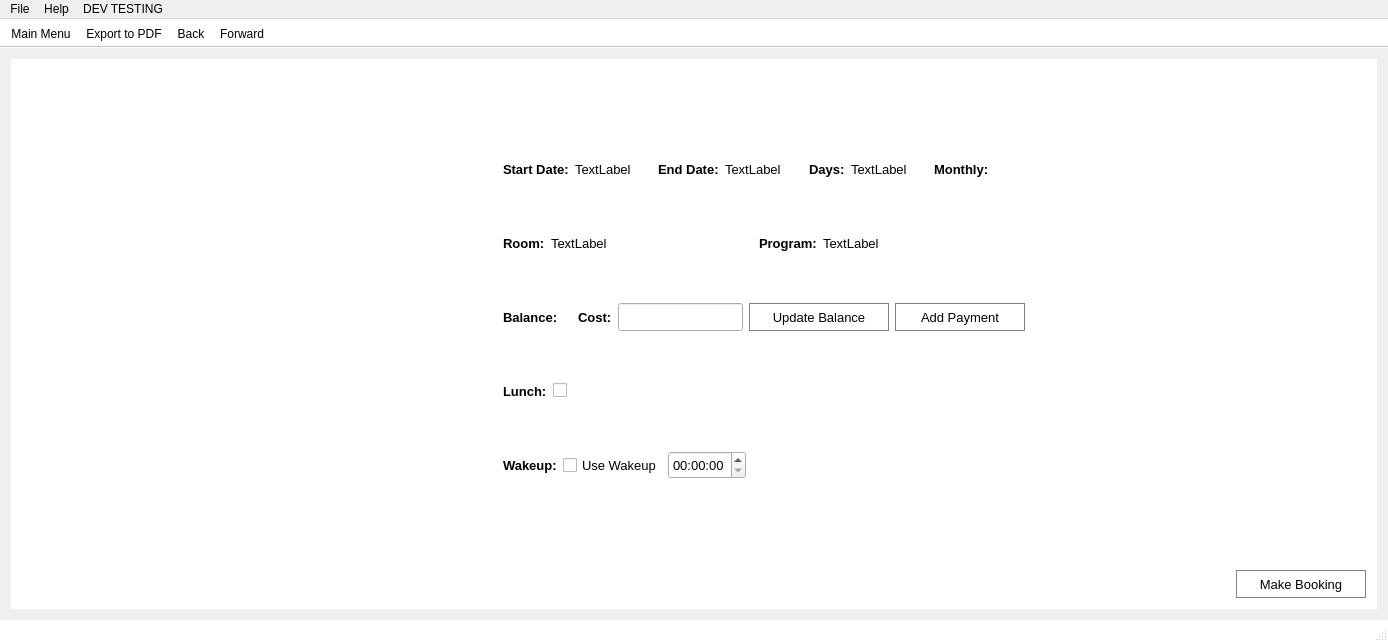
Before: the Qt Designer form ArcApp/mainwindow.ui in Arc-Project/Arc, drawn with Qt 5.
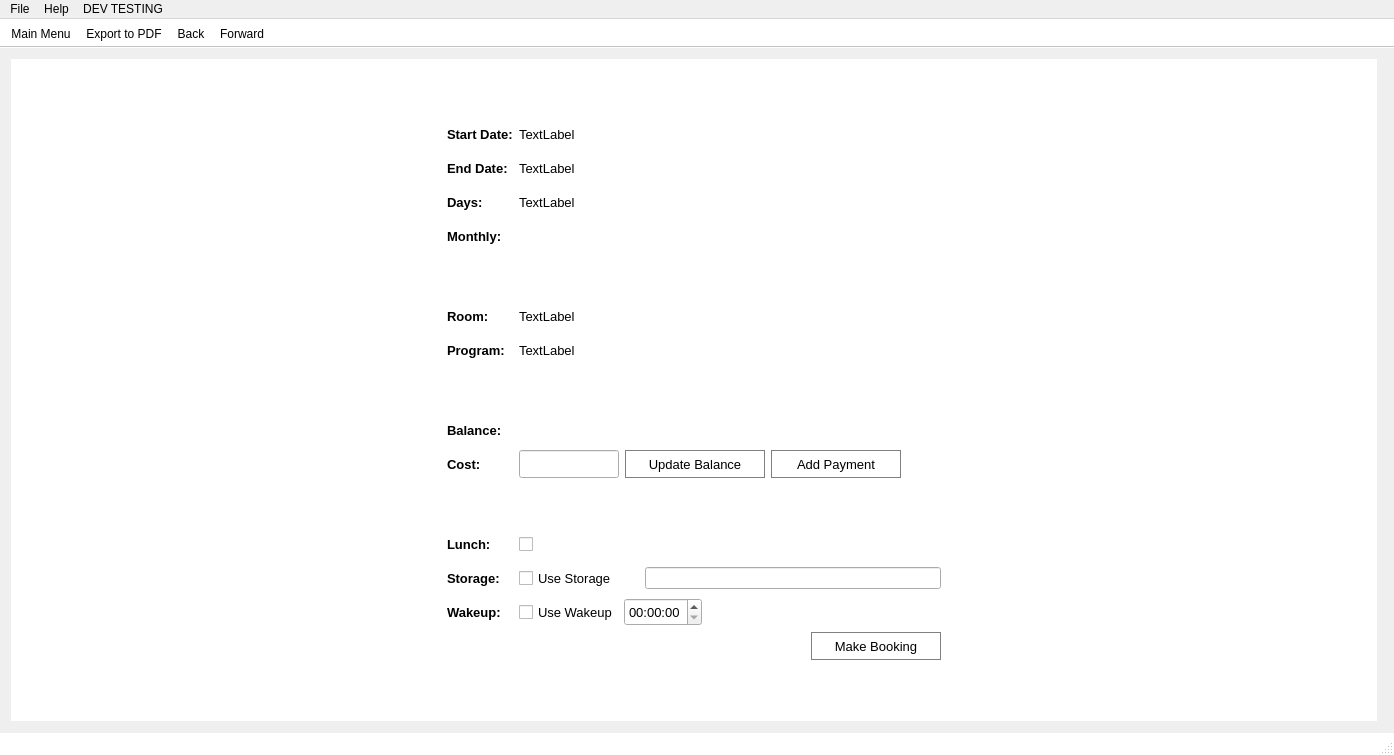
After: the same form once the commit is applied. Icons and pictures are not drawn.

```diff
--- a/ArcApp/mainwindow.ui
+++ b/ArcApp/mainwindow.ui
@@ -6,8 +6,8 @@
    <rect>
     <x>0</x>
     <y>0</y>
-    <width>1388</width>
-    <height>642</height>
+    <width>1394</width>
+    <height>755</height>
    </rect>
   </property>
   <property name="windowTitle">
@@ -104,9 +104,15 @@
 </string>
   </property>
   <widget class="QWidget" name="centralWidget">
-   <layout class="QGridLayout" name="gridLayout_6">
-    <item row="0" column="1">
      <widget class="QStackedWidget" name="stackedWidget">
+    <property name="geometry">
+     <rect>
+      <x>11</x>
+      <y>11</y>
+      <width>1366</width>
+      <height>662</height>
+     </rect>
+    </property>
       <property name="currentIndex">
        <number>3</number>
       </property>
@@ -843,14 +849,23 @@
        <zorder>horizontalSpacer_13</zorder>
       </widget>
       <widget class="QWidget" name="bookingPage">
-       <layout class="QGridLayout" name="gridLayout_22">
+     <layout class="QGridLayout" name="gridLayout_6">
+      <item row="1" column="0">
+       <spacer name="horizontalSpacer_17">
+        <property name="orientation">
+         <enum>Qt::Horizontal</enum>
+        </property>
+        <property name="sizeHint" stdset="0">
+         <size>
+          <width>40</width>
+          <height>20</height>
+         </size>
+        </property>
+       </spacer>
+      </item>
         <item row="1" column="1">
-         <layout class="QVBoxLayout" name="verticalLayout_13">
-          <item>
-           <layout class="QHBoxLayout" name="horizontalLayout_43">
-            <item>
-             <layout class="QHBoxLayout" name="horizontalLayout_23">
-              <item>
+       <layout class="QFormLayout" name="formLayout_11">
+        <item row="0" column="0">
                <widget class="QLabel" name="label_3">
                 <property name="minimumSize">
                  <size>
@@ -870,7 +885,7 @@
                 </property>
                </widget>
               </item>
-              <item>
+        <item row="0" column="1">
                <widget class="QLabel" name="startLabel">
                 <property name="minimumSize">
                  <size>
@@ -888,24 +903,7 @@
                 </property>
                </widget>
               </item>
-             </layout>
-            </item>
-            <item>
-             <spacer name="horizontalSpacer_16">
-              <property name="orientation">
-               <enum>Qt::Horizontal</enum>
-              </property>
-              <property name="sizeHint" stdset="0">
-               <size>
-                <width>40</width>
-                <height>20</height>
-               </size>
-              </property>
-             </spacer>
-            </item>
-            <item>
-             <layout class="QHBoxLayout" name="horizontalLayout_24">
-              <item>
+        <item row="1" column="0">
                <widget class="QLabel" name="label_7">
                 <property name="minimumSize">
                  <size>
@@ -925,7 +923,7 @@
                 </property>
                </widget>
               </item>
-              <item>
+        <item row="1" column="1">
                <widget class="QLabel" name="endLabel">
                 <property name="minimumSize">
                  <size>
@@ -943,24 +941,7 @@
                 </property>
                </widget>
               </item>
-             </layout>
-            </item>
-            <item>
-             <spacer name="horizontalSpacer_17">
-              <property name="orientation">
-               <enum>Qt::Horizontal</enum>
-              </property>
-              <property name="sizeHint" stdset="0">
-               <size>
-                <width>40</width>
-                <height>20</height>
-               </size>
-              </property>
-             </spacer>
-            </item>
-            <item>
-             <layout class="QHBoxLayout" name="horizontalLayout_25">
-              <item>
+        <item row="2" column="0">
                <widget class="QLabel" name="label_17">
                 <property name="minimumSize">
                  <size>
@@ -980,7 +961,7 @@
                 </property>
                </widget>
               </item>
-              <item>
+        <item row="2" column="1">
                <widget class="QLabel" name="lengthOfStayLabel">
                 <property name="sizePolicy">
                  <sizepolicy hsizetype="Minimum" vsizetype="Preferred">
@@ -1004,24 +985,7 @@
                 </property>
                </widget>
               </item>
-             </layout>
-            </item>
-            <item>
-             <spacer name="horizontalSpacer_23">
-              <property name="orientation">
-               <enum>Qt::Horizontal</enum>
-              </property>
-              <property name="sizeHint" stdset="0">
-               <size>
-                <width>40</width>
-                <height>20</height>
-               </size>
-              </property>
-             </spacer>
-            </item>
-            <item>
-             <layout class="QHBoxLayout" name="horizontalLayout_26">
-              <item>
+        <item row="3" column="0">
                <widget class="QLabel" name="label_18">
                 <property name="minimumSize">
                  <size>
@@ -1041,7 +1005,7 @@
                 </property>
                </widget>
               </item>
-              <item>
+        <item row="3" column="1">
                <widget class="QLabel" name="monthLabel">
                 <property name="minimumSize">
                  <size>
@@ -1059,25 +1023,8 @@
                 </property>
                </widget>
               </item>
-             </layout>
-            </item>
-            <item>
-             <spacer name="horizontalSpacer_24">
-              <property name="orientation">
-               <enum>Qt::Horizontal</enum>
-              </property>
-              <property name="sizeHint" stdset="0">
-               <size>
-                <width>40</width>
-                <height>20</height>
-               </size>
-              </property>
-             </spacer>
-            </item>
-           </layout>
-          </item>
-          <item>
-           <spacer name="verticalSpacer_11">
+        <item row="4" column="0">
+         <spacer name="verticalSpacer_7">
             <property name="orientation">
              <enum>Qt::Vertical</enum>
             </property>
@@ -1089,11 +1036,7 @@
             </property>
            </spacer>
           </item>
-          <item>
-           <layout class="QHBoxLayout" name="horizontalLayout_44">
-            <item>
-             <layout class="QHBoxLayout" name="horizontalLayout_35">
-              <item>
+        <item row="5" column="0">
                <widget class="QLabel" name="label_11">
                 <property name="minimumSize">
                  <size>
@@ -1113,7 +1056,7 @@
                 </property>
                </widget>
               </item>
-              <item>
+        <item row="5" column="1">
                <widget class="QLabel" name="roomLabel">
                 <property name="minimumSize">
                  <size>
@@ -1131,24 +1074,7 @@
                 </property>
                </widget>
               </item>
-             </layout>
-            </item>
-            <item>
-             <spacer name="horizontalSpacer_28">
-              <property name="orientation">
-               <enum>Qt::Horizontal</enum>
-              </property>
-              <property name="sizeHint" stdset="0">
-               <size>
-                <width>40</width>
-                <height>20</height>
-               </size>
-              </property>
-             </spacer>
-            </item>
-            <item>
-             <layout class="QHBoxLayout" name="horizontalLayout_36">
-              <item>
+        <item row="6" column="0">
                <widget class="QLabel" name="label_15">
                 <property name="minimumSize">
                  <size>
@@ -1168,7 +1094,7 @@
                 </property>
                </widget>
               </item>
-              <item>
+        <item row="6" column="1">
                <widget class="QLabel" name="programLabel">
                 <property name="minimumSize">
                  <size>
@@ -1186,25 +1112,8 @@
                 </property>
                </widget>
               </item>
-             </layout>
-            </item>
-            <item>
-             <spacer name="horizontalSpacer_27">
-              <property name="orientation">
-               <enum>Qt::Horizontal</enum>
-              </property>
-              <property name="sizeHint" stdset="0">
-               <size>
-                <width>40</width>
-                <height>20</height>
-               </size>
-              </property>
-             </spacer>
-            </item>
-           </layout>
-          </item>
-          <item>
-           <spacer name="verticalSpacer_12">
+        <item row="7" column="0">
+         <spacer name="verticalSpacer_10">
             <property name="orientation">
              <enum>Qt::Vertical</enum>
             </property>
@@ -1216,11 +1125,7 @@
             </property>
            </spacer>
           </item>
-          <item>
-           <layout class="QHBoxLayout" name="horizontalLayout_42">
-            <item>
-             <layout class="QHBoxLayout" name="horizontalLayout_37">
-              <item>
+        <item row="8" column="0">
                <widget class="QLabel" name="label_16">
                 <property name="minimumSize">
                  <size>
@@ -1240,7 +1145,7 @@
                 </property>
                </widget>
               </item>
-              <item>
+        <item row="8" column="1">
                <widget class="QLabel" name="stayLabel">
                 <property name="minimumSize">
                  <size>
@@ -1258,24 +1163,7 @@
                 </property>
                </widget>
               </item>
-             </layout>
-            </item>
-            <item>
-             <spacer name="horizontalSpacer_33">
-              <property name="orientation">
-               <enum>Qt::Horizontal</enum>
-              </property>
-              <property name="sizeHint" stdset="0">
-               <size>
-                <width>40</width>
-                <height>20</height>
-               </size>
-              </property>
-             </spacer>
-            </item>
-            <item>
-             <layout class="QHBoxLayout" name="horizontalLayout_38">
-              <item>
+        <item row="9" column="0">
                <widget class="QLabel" name="label_12">
                 <property name="minimumSize">
                  <size>
@@ -1295,6 +1183,8 @@
                 </property>
                </widget>
               </item>
+        <item row="9" column="1">
+         <layout class="QHBoxLayout" name="horizontalLayout_23">
               <item>
                <widget class="QLineEdit" name="costInput">
                 <property name="sizePolicy">
@@ -1309,6 +1199,12 @@
                   <height>28</height>
                  </size>
                 </property>
+            <property name="maximumSize">
+             <size>
+              <width>100</width>
+              <height>16777215</height>
+             </size>
+            </property>
                 <property name="font">
                  <font>
                   <pointsize>10</pointsize>
@@ -1316,10 +1212,6 @@
                 </property>
                </widget>
               </item>
-             </layout>
-            </item>
-            <item>
-             <layout class="QHBoxLayout" name="horizontalLayout_41">
               <item>
                <widget class="QPushButton" name="pushButton_10">
                 <property name="minimumSize">
@@ -1357,7 +1249,7 @@
                </widget>
               </item>
               <item>
-               <spacer name="horizontalSpacer_29">
+           <spacer name="horizontalSpacer_16">
                 <property name="orientation">
                  <enum>Qt::Horizontal</enum>
                 </property>
@@ -1371,10 +1263,8 @@
               </item>
              </layout>
             </item>
-           </layout>
-          </item>
-          <item>
-           <spacer name="verticalSpacer_16">
+        <item row="10" column="0">
+         <spacer name="verticalSpacer_11">
             <property name="orientation">
              <enum>Qt::Vertical</enum>
             </property>
@@ -1386,9 +1276,7 @@
             </property>
            </spacer>
           </item>
-          <item>
-           <layout class="QHBoxLayout" name="horizontalLayout_40">
-            <item>
+        <item row="11" column="0">
              <widget class="QLabel" name="label_13">
               <property name="minimumSize">
                <size>
@@ -1408,44 +1296,70 @@
               </property>
              </widget>
             </item>
-            <item>
+        <item row="11" column="1">
              <widget class="QCheckBox" name="lunchCheck">
+          <property name="minimumSize">
+           <size>
+            <width>0</width>
+            <height>28</height>
+           </size>
+          </property>
+          <property name="font">
+           <font>
+            <pointsize>10</pointsize>
+           </font>
+          </property>
               <property name="text">
                <string/>
               </property>
              </widget>
             </item>
-            <item>
-             <spacer name="horizontalSpacer_14">
-              <property name="orientation">
-               <enum>Qt::Horizontal</enum>
-              </property>
-              <property name="sizeHint" stdset="0">
+        <item row="12" column="0">
+         <widget class="QLabel" name="label_19">
+          <property name="minimumSize">
+           <size>
+            <width>0</width>
+            <height>28</height>
+           </size>
+          </property>
+          <property name="font">
+           <font>
+            <pointsize>10</pointsize>
+            <weight>75</weight>
+            <bold>true</bold>
+           </font>
+          </property>
+          <property name="text">
+           <string>Storage:</string>
+          </property>
+         </widget>
+        </item>
+        <item row="12" column="1">
+         <layout class="QHBoxLayout" name="horizontalLayout_24">
+          <item>
+           <widget class="QCheckBox" name="lunchCheck_2">
+            <property name="minimumSize">
                <size>
-                <width>40</width>
-                <height>20</height>
-               </size>
-              </property>
-             </spacer>
+              <width>120</width>
+              <height>28</height>
+             </size>
+            </property>
+            <property name="font">
+             <font>
+              <pointsize>10</pointsize>
+             </font>
+            </property>
+            <property name="text">
+             <string>Use Storage</string>
+            </property>
+           </widget>
+          </item>
+          <item>
+           <widget class="QLineEdit" name="lineEdit_2"/>
             </item>
            </layout>
           </item>
-          <item>
-           <spacer name="verticalSpacer_17">
-            <property name="orientation">
-             <enum>Qt::Vertical</enum>
-            </property>
-            <property name="sizeHint" stdset="0">
-             <size>
-              <width>20</width>
-              <height>40</height>
-             </size>
-            </property>
-           </spacer>
-          </item>
-          <item>
-           <layout class="QHBoxLayout" name="horizontalLayout_39">
-            <item>
+        <item row="13" column="0">
              <widget class="QLabel" name="label_14">
               <property name="minimumSize">
                <size>
@@ -1465,6 +1379,10 @@
               </property>
              </widget>
             </item>
+        <item row="13" column="1">
+         <layout class="QHBoxLayout" name="horizontalLayout_25">
+          <item>
+           <layout class="QHBoxLayout" name="horizontalLayout_35">
             <item>
              <widget class="QCheckBox" name="wakeupCheck">
               <property name="minimumSize">
@@ -1491,75 +1409,10 @@
                 <height>28</height>
                </size>
               </property>
-              <property name="font">
-               <font>
-                <pointsize>10</pointsize>
-               </font>
-              </property>
-             </widget>
-            </item>
-            <item>
-             <spacer name="horizontalSpacer_30">
-              <property name="orientation">
-               <enum>Qt::Horizontal</enum>
-              </property>
-              <property name="sizeHint" stdset="0">
-               <size>
-                <width>40</width>
-                <height>20</height>
-               </size>
-              </property>
-             </spacer>
-            </item>
-           </layout>
-          </item>
-         </layout>
-        </item>
-        <item row="1" column="2">
-         <spacer name="horizontalSpacer_31">
-          <property name="orientation">
-           <enum>Qt::Horizontal</enum>
-          </property>
-          <property name="sizeHint" stdset="0">
-           <size>
-            <width>459</width>
-            <height>20</height>
-           </size>
-          </property>
-         </spacer>
-        </item>
-        <item row="1" column="0">
-         <spacer name="horizontalSpacer_32">
-          <property name="orientation">
-           <enum>Qt::Horizontal</enum>
-          </property>
-          <property name="sizeHint" stdset="0">
-           <size>
-            <width>735</width>
-            <height>20</height>
-           </size>
-          </property>
-         </spacer>
-        </item>
-        <item row="4" column="3">
-         <spacer name="verticalSpacer_7">
-          <property name="orientation">
-           <enum>Qt::Vertical</enum>
-          </property>
-          <property name="sizeHint" stdset="0">
-           <size>
-            <width>20</width>
-            <height>40</height>
-           </size>
-          </property>
-         </spacer>
-        </item>
-        <item row="5" column="3">
-         <widget class="QPushButton" name="makeBookingButton_2">
-          <property name="minimumSize">
+              <property name="maximumSize">
            <size>
             <width>130</width>
-            <height>28</height>
+                <height>16777215</height>
            </size>
           </property>
           <property name="font">
@@ -1567,12 +1420,9 @@
             <pointsize>10</pointsize>
            </font>
           </property>
-          <property name="text">
-           <string>Make Booking</string>
-          </property>
-         </widget>
-        </item>
-        <item row="5" column="1">
+             </widget>
+            </item>
+            <item>
          <spacer name="horizontalSpacer_15">
           <property name="orientation">
            <enum>Qt::Horizontal</enum>
@@ -1585,8 +1435,75 @@
           </property>
          </spacer>
         </item>
+           </layout>
+          </item>
+         </layout>
+        </item>
+        <item row="14" column="1">
+         <layout class="QHBoxLayout" name="horizontalLayout_26">
+          <item>
+           <spacer name="horizontalSpacer_14">
+            <property name="orientation">
+             <enum>Qt::Horizontal</enum>
+            </property>
+            <property name="sizeHint" stdset="0">
+             <size>
+              <width>40</width>
+              <height>20</height>
+             </size>
+            </property>
+           </spacer>
+          </item>
+          <item>
+           <widget class="QPushButton" name="makeBookingButton_2">
+            <property name="minimumSize">
+             <size>
+              <width>130</width>
+              <height>28</height>
+             </size>
+            </property>
+            <property name="font">
+             <font>
+              <pointsize>10</pointsize>
+             </font>
+            </property>
+            <property name="text">
+             <string>Make Booking</string>
+            </property>
+           </widget>
+          </item>
+         </layout>
+        </item>
+       </layout>
+      </item>
+      <item row="1" column="2">
+       <spacer name="horizontalSpacer_23">
+        <property name="orientation">
+         <enum>Qt::Horizontal</enum>
+        </property>
+        <property name="sizeHint" stdset="0">
+         <size>
+          <width>40</width>
+          <height>20</height>
+         </size>
+        </property>
+       </spacer>
+      </item>
         <item row="0" column="1">
-         <spacer name="verticalSpacer_10">
+       <spacer name="verticalSpacer_12">
+        <property name="orientation">
+         <enum>Qt::Vertical</enum>
+        </property>
+        <property name="sizeHint" stdset="0">
+         <size>
+          <width>20</width>
+          <height>40</height>
+         </size>
+        </property>
+       </spacer>
+      </item>
+      <item row="2" column="1">
+       <spacer name="verticalSpacer_16">
           <property name="orientation">
            <enum>Qt::Vertical</enum>
           </property>
@@ -6058,15 +5975,13 @@
        </widget>
       </widget>
      </widget>
-    </item>
-   </layout>
   </widget>
   <widget class="QMenuBar" name="menuBar">
    <property name="geometry">
     <rect>
      <x>0</x>
      <y>0</y>
-     <width>1388</width>
+     <width>1394</width>
      <height>26</height>
     </rect>
    </property>
```
Left out of the diff: 185 changed lines with no effect on the pictures. Lines whose indentation alone changed are shown as unchanged.
